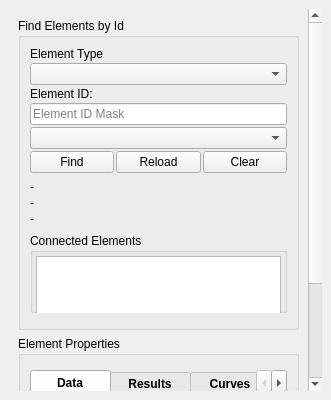
First picture: the form in ui/qgisred_unified_find_properties.ui, repository Ingeniousware/QGISRed-BID, before the edit.
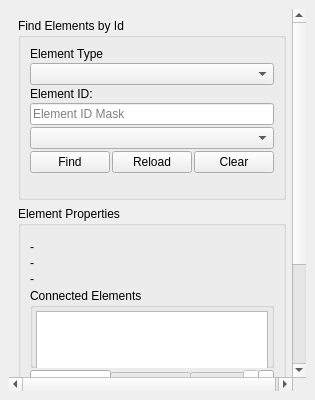
Second picture: the form after the edit. Custom widgets are drawn as their Qt base class.

Commit message: in progress - finalizing elements explorer

The edit to the form file:
```diff
--- a/ui/qgisred_unified_find_properties.ui
+++ b/ui/qgisred_unified_find_properties.ui
@@ -6,7 +6,7 @@
    <rect>
     <x>0</x>
     <y>0</y>
-    <width>331</width>
+    <width>315</width>
     <height>400</height>
    </rect>
   </property>
@@ -36,8 +36,8 @@
        <property name="geometry">
         <rect>
          <x>0</x>
-         <y>-4</y>
-         <width>296</width>
+         <y>0</y>
+         <width>280</width>
          <height>516</height>
         </rect>
        </property>
@@ -169,6 +169,66 @@
                <property name="enabled">
                 <bool>true</bool>
                </property>
+               <property name="frameShadow">
+                <enum>QFrame::Raised</enum>
+               </property>
+               <property name="lineWidth">
+                <number>-1</number>
+               </property>
+               <property name="orientation">
+                <enum>Qt::Horizontal</enum>
+               </property>
+              </widget>
+             </item>
+             <item>
+              <widget class="Line" name="line_2">
+               <property name="enabled">
+                <bool>true</bool>
+               </property>
+               <property name="lineWidth">
+                <number>0</number>
+               </property>
+               <property name="orientation">
+                <enum>Qt::Horizontal</enum>
+               </property>
+              </widget>
+             </item>
+            </layout>
+           </item>
+          </layout>
+         </widget>
+        </item>
+        <item>
+         <widget class="QgsCollapsibleGroupBox" name="mElementPropertiesGroupBox">
+          <property name="title">
+           <string>Element Properties</string>
+          </property>
+          <property name="collapsed">
+           <bool>false</bool>
+          </property>
+          <layout class="QVBoxLayout" name="verticalLayout_3">
+           <item>
+            <layout class="QVBoxLayout" name="elementPropertiesLayout">
+             <property name="spacing">
+              <number>2</number>
+             </property>
+             <property name="leftMargin">
+              <number>0</number>
+             </property>
+             <property name="topMargin">
+              <number>0</number>
+             </property>
+             <property name="rightMargin">
+              <number>0</number>
+             </property>
+             <property name="bottomMargin">
+              <number>0</number>
+             </property>
+             <item>
+              <widget class="Line" name="lineEp">
+               <property name="enabled">
+                <bool>true</bool>
+               </property>
                <property name="lineWidth">
                 <number>0</number>
                </property>
@@ -198,19 +258,6 @@
                </property>
               </widget>
              </item>
-             <item>
-              <widget class="Line" name="line_2">
-               <property name="enabled">
-                <bool>true</bool>
-               </property>
-               <property name="lineWidth">
-                <number>0</number>
-               </property>
-               <property name="orientation">
-                <enum>Qt::Horizontal</enum>
-               </property>
-              </widget>
-             </item>
              <item>
               <widget class="QgsCollapsibleGroupBox" name="mConnectedElementsGroupBox">
                <property name="maximumSize">
@@ -267,50 +314,6 @@
                  </widget>
                 </item>
                </layout>
-              </widget>
-             </item>
-            </layout>
-           </item>
-          </layout>
-         </widget>
-        </item>
-        <item>
-         <widget class="QgsCollapsibleGroupBox" name="mElementPropertiesGroupBox">
-          <property name="title">
-           <string>Element Properties</string>
-          </property>
-          <property name="collapsed">
-           <bool>false</bool>
-          </property>
-          <layout class="QVBoxLayout" name="verticalLayout_3">
-           <item>
-            <layout class="QVBoxLayout" name="elementPropertiesLayout">
-             <property name="spacing">
-              <number>2</number>
-             </property>
-             <property name="leftMargin">
-              <number>0</number>
-             </property>
-             <property name="topMargin">
-              <number>0</number>
-             </property>
-             <property name="rightMargin">
-              <number>0</number>
-             </property>
-             <property name="bottomMargin">
-              <number>0</number>
-             </property>
-             <item>
-              <widget class="Line" name="lineEp">
-               <property name="enabled">
-                <bool>true</bool>
-               </property>
-               <property name="lineWidth">
-                <number>0</number>
-               </property>
-               <property name="orientation">
-                <enum>Qt::Horizontal</enum>
-               </property>
               </widget>
              </item>
              <item>
```
The commit also changes 3 other files.
